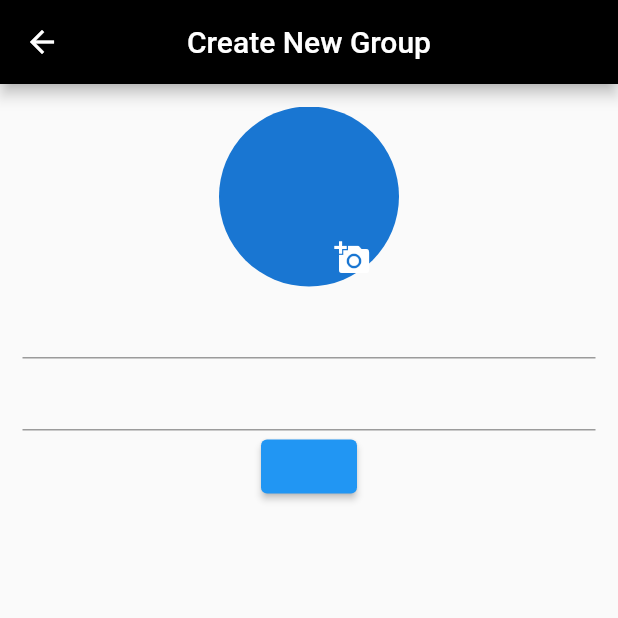
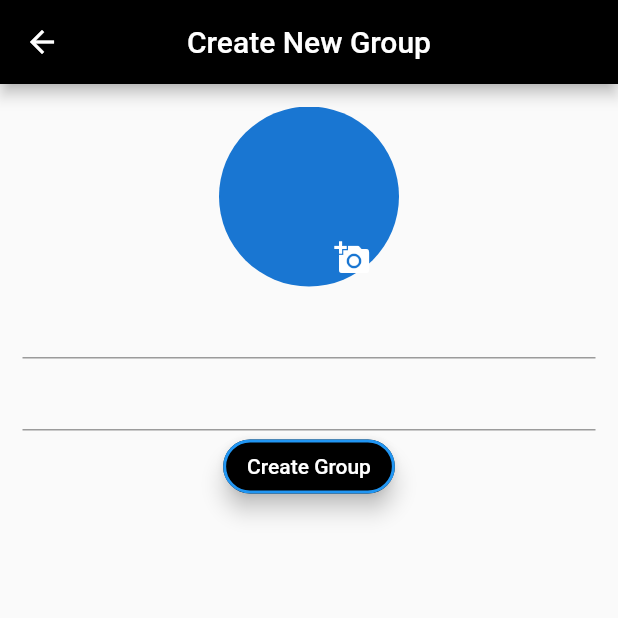
Before and after one commit to danieltefera08/porter, a Flutter app: the Creation screen opened directly, on a phone screen of 412 x 824 dp, the top half of it. Run offline on Flutter 3.47's test engine with Material 2 defaults, Android fonts, the phone set to English and light mode, and no system bars; our stand-ins replace cloud_firestore, firebase_auth, firebase_core, firebase_dynamic_links, firebase_storage, flutter_spinkit and 5 more; accounts and stored records are empty.

Commit message:
update Create_groupPage.dart

```diff
--- a/lib/Screens/Home/Mobilepages/Create_groupPage.dart
+++ b/lib/Screens/Home/Mobilepages/Create_groupPage.dart
@@ -128,8 +128,21 @@ class _CreationState extends State<Creation> {
                 ),
                 Center(
                   child: ElevatedButton(
-                    child: Text(""),
+                    child: Text("Create Group",),
                     onPressed: (){},
+                    style: ElevatedButton.styleFrom(
+                                elevation: 6.0,
+                                shadowColor: Colors.black,
+                                primary: Colors.black,
+                                side: const BorderSide(
+                                  color: Colors.blue,
+                                  width: 2.0,
+                                ),
+
+                                shape: RoundedRectangleBorder(
+                                    borderRadius: BorderRadius.circular(100.0)
+                                )
+                            ),
                     ),
                 ),
                     ],
```
